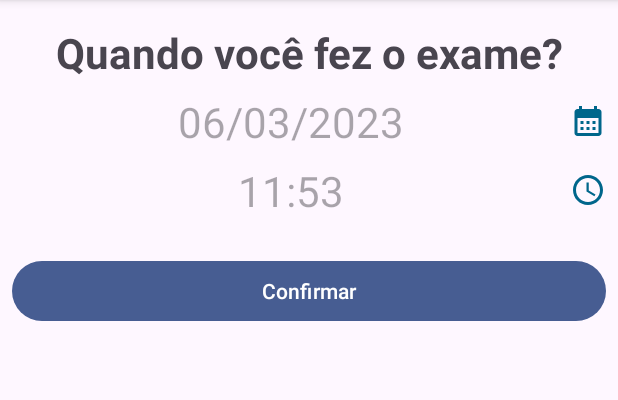
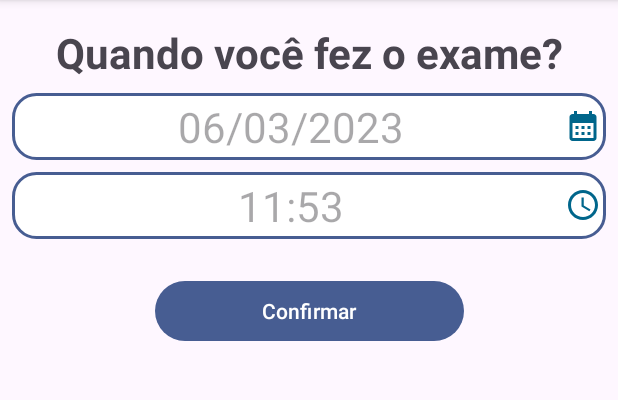
Before and after one commit to FerreirinhaJean/app-register-hgt, an Android app: the OldRegisterActivity screen opened directly, with no data from a screen before it, on a phone screen of 412 x 824 dp, the part 84-484 px from its top. Run offline under Robolectric (Android 15) with nearby library versions, the phone set to English and light mode, and no system bars; Roboto replaces fonts that are not available here.

Commit message:
Ajustes de layout no registros passados

```diff
--- /dev/null
+++ b/app/src/main/res/drawable/background_text_view.xml
@@ -0,0 +1,12 @@
+<?xml version="1.0" encoding="utf-8"?>
+<shape xmlns:android="http://schemas.android.com/apk/res/android"
+    android:shape="rectangle">
+
+    <corners android:radius="15dp" />
+
+    <stroke
+        android:width="2dp"
+        android:color="@color/material_dynamic_primary40" />
+
+    <solid android:color="?attr/colorSurface" />
+</shape>
--- a/app/src/main/res/layout/activity_old_register.xml
+++ b/app/src/main/res/layout/activity_old_register.xml
@@ -17,7 +17,7 @@
         android:layout_marginBottom="16dp"
         android:fontFamily="@font/roboto"
         android:gravity="center"
-        android:text="Quando você fez o exame?"
+        android:text="@string/quando_voc_fez_o_exame"
         android:textSize="28sp"
         android:textStyle="bold"
         app:layout_constraintEnd_toEndOf="parent"
@@ -29,11 +29,13 @@
         android:layout_width="match_parent"
         android:layout_height="wrap_content"
         android:layout_margin="8dp"
-        android:drawableEnd="@drawable/ic_calendar"
+        android:background="@drawable/background_text_view"
         android:fontFamily="@font/roboto"
-        android:hint="06/03/2023"
+        android:hint="@string/data_hint_old_register"
+        android:padding="3dp"
         android:textAlignment="center"
         android:textSize="28sp"
+        app:drawableEndCompat="@drawable/ic_calendar"
         app:layout_constraintEnd_toEndOf="parent"
         app:layout_constraintStart_toStartOf="parent"
         app:layout_constraintTop_toBottomOf="@id/activity_old_register_tv_titulo"
@@ -44,12 +46,14 @@
         android:layout_width="match_parent"
         android:layout_height="wrap_content"
         android:layout_margin="8dp"
-        android:drawableEnd="@drawable/ic_baseline_access_time_24"
+        android:background="@drawable/background_text_view"
         android:fontFamily="@font/roboto"
-        android:hint="11:53"
+        android:hint="@string/hora_hint_old_register"
+        android:padding="3dp"
         android:textAlignment="center"
         android:textSize="28sp"
         app:circularflow_radiusInDP="8dp"
+        app:drawableEndCompat="@drawable/ic_baseline_access_time_24"
         app:layout_constraintEnd_toEndOf="parent"
         app:layout_constraintStart_toStartOf="parent"
         app:layout_constraintTop_toBottomOf="@id/activity_old_register_data_registro"
@@ -57,14 +61,26 @@
 
 
     <Button
-        android:layout_width="match_parent"
+        android:layout_width="0dp"
         android:layout_height="wrap_content"
-        android:layout_marginStart="8dp"
         android:layout_marginTop="24dp"
-        android:layout_marginEnd="8dp"
-        android:text="Confirmar"
-        app:layout_constraintEnd_toEndOf="parent"
-        app:layout_constraintStart_toStartOf="parent"
+        android:text="@string/confirmar"
+        app:layout_constraintEnd_toStartOf="@+id/guideline2"
+        app:layout_constraintStart_toStartOf="@+id/guideline"
         app:layout_constraintTop_toBottomOf="@id/activity_old_register_hora_registro" />
 
+    <androidx.constraintlayout.widget.Guideline
+        android:id="@+id/guideline"
+        android:layout_width="wrap_content"
+        android:layout_height="wrap_content"
+        android:orientation="vertical"
+        app:layout_constraintGuide_percent="0.25" />
+
+    <androidx.constraintlayout.widget.Guideline
+        android:id="@+id/guideline2"
+        android:layout_width="wrap_content"
+        android:layout_height="wrap_content"
+        android:orientation="vertical"
+        app:layout_constraintGuide_percent="0.75" />
+
 </androidx.constraintlayout.widget.ConstraintLayout>
--- a/app/src/main/res/values-night/themes.xml
+++ b/app/src/main/res/values-night/themes.xml
@@ -16,6 +16,7 @@
         <item name="android:statusBarColor">?attr/colorPrimaryVariant</item>
         <item name="actionBarTheme">@style/RegisterHgtAppBar</item>
         <!-- Customize your theme here. -->
+        <item name="colorSurface">#151515</item>
     </style>
 
     <style name="RegisterHgtAppBar" parent="Theme.AppCompat">
--- a/app/src/main/res/values/strings.xml
+++ b/app/src/main/res/values/strings.xml
@@ -9,4 +9,8 @@
     <string name="salvar_registro">Salvar Registro</string>
     <string name="salvar">Salvar</string>
     <string name="adicionar_registro_passado">Adicionar Registro Passado</string>
+    <string name="data_hint_old_register">06/03/2023</string>
+    <string name="quando_voc_fez_o_exame">Quando você fez o exame?</string>
+    <string name="hora_hint_old_register">11:53</string>
+    <string name="confirmar">Confirmar</string>
 </resources>
--- a/app/src/main/res/values/themes.xml
+++ b/app/src/main/res/values/themes.xml
@@ -16,6 +16,7 @@
         <item name="android:statusBarColor">?attr/colorPrimaryVariant</item>
         <item name="actionBarTheme">@style/RegisterHgtAppBar</item>
         <!-- Customize your theme here. -->
+        <item name="colorSurface">@color/material_dynamic_primary100</item>
     </style>
 
     <style name="RegisterHgtAppBar" parent="Theme.AppCompat">
```
Also changed, not shown: app/src/main/java/br/com/jean/registerhgt/ui/activity/OldRegisterActivity.java (+21 -10 lines).
